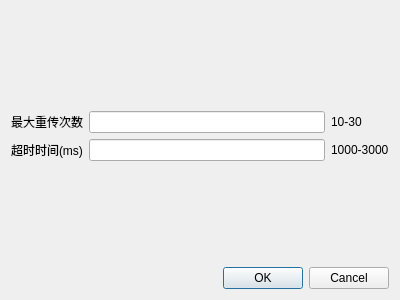
Before: the Qt Designer form paraconfigdialog.ui in RobbinLin7/arinc615-a, drawn with Qt 5.
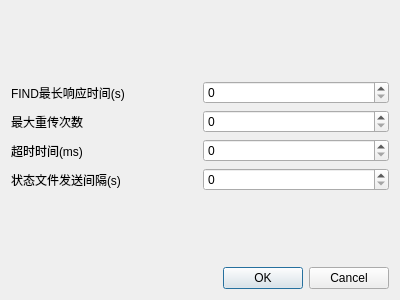
After: the same form once the commit is applied. Icons and pictures are not drawn.

Diff of the .ui file:
```diff
--- a/paraconfigdialog.ui
+++ b/paraconfigdialog.ui
@@ -49,38 +49,44 @@
      <item row="1" column="0">
       <layout class="QGridLayout" name="gridLayout">
        <item row="1" column="1">
-        <widget class="QLineEdit" name="lineEdit_2"/>
+        <widget class="QSpinBox" name="maxRetransTimesSpinBox"/>
        </item>
-       <item row="0" column="0">
+       <item row="2" column="0">
+        <widget class="QLabel" name="label_2">
+         <property name="text">
+          <string>超时时间(ms)</string>
+         </property>
+        </widget>
+       </item>
+       <item row="1" column="0">
         <widget class="QLabel" name="label">
          <property name="text">
           <string>最大重传次数</string>
          </property>
         </widget>
        </item>
+       <item row="3" column="1">
+        <widget class="QSpinBox" name="stateFileSendIntervalSpinBox"/>
+       </item>
+       <item row="3" column="0">
+        <widget class="QLabel" name="label_6">
+         <property name="text">
+          <string>状态文件发送间隔(s)</string>
+         </property>
+        </widget>
+       </item>
+       <item row="0" column="0">
+        <widget class="QLabel" name="label_5">
+         <property name="text">
+          <string>FIND最长响应时间(s)</string>
+         </property>
+        </widget>
+       </item>
        <item row="0" column="1">
-        <widget class="QLineEdit" name="lineEdit"/>
+        <widget class="QSpinBox" name="findMaxResponseTimeSpinBox"/>
        </item>
-       <item row="1" column="0">
-        <widget class="QLabel" name="label_2">
-         <property name="text">
-          <string>超时时间(ms)</string>
-         </property>
-        </widget>
-       </item>
-       <item row="0" column="2">
-        <widget class="QLabel" name="label_3">
-         <property name="text">
-          <string>10-30</string>
-         </property>
-        </widget>
-       </item>
-       <item row="1" column="2">
-        <widget class="QLabel" name="label_4">
-         <property name="text">
-          <string>1000-3000</string>
-         </property>
-        </widget>
+       <item row="2" column="1">
+        <widget class="QSpinBox" name="timeoutSpinBox"/>
        </item>
       </layout>
      </item>
```
